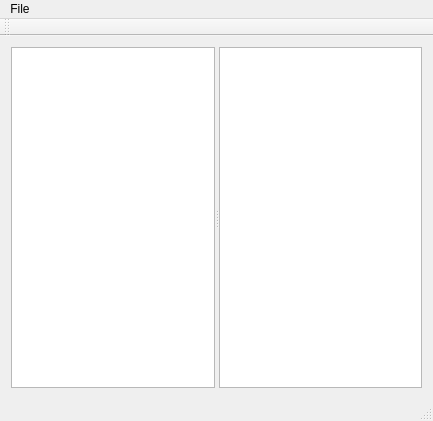
The window that tools/resourceviewer/MainWindow.ui (ObKo/OpenSR) describes before a commit, drawn with Qt 5.
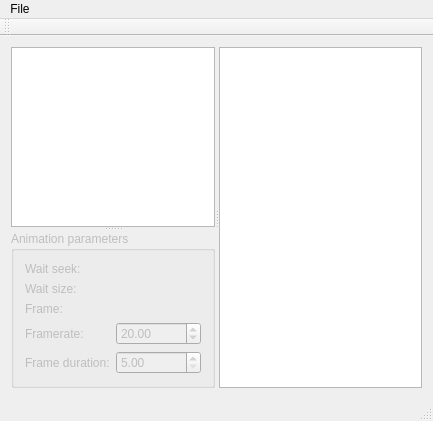
The same window after the commit.

Diff of the .ui file:
```diff
--- a/tools/resourceviewer/MainWindow.ui
+++ b/tools/resourceviewer/MainWindow.ui
@@ -20,8 +20,112 @@
       <property name="orientation">
        <enum>Qt::Horizontal</enum>
       </property>
-      <widget class="QTreeView" name="fileTreeView"/>
-      <widget class="QGraphicsView" name="graphicsView"/>
+      <property name="childrenCollapsible">
+       <bool>false</bool>
+      </property>
+      <widget class="QSplitter" name="vertSplitter">
+       <property name="orientation">
+        <enum>Qt::Vertical</enum>
+       </property>
+       <widget class="QTreeView" name="fileTreeView"/>
+       <widget class="QGroupBox" name="paramGroupBox">
+        <property name="enabled">
+         <bool>false</bool>
+        </property>
+        <property name="title">
+         <string>Animation parameters</string>
+        </property>
+        <layout class="QFormLayout" name="formLayout">
+         <item row="0" column="0">
+          <widget class="QLabel" name="label_2">
+           <property name="text">
+            <string>Wait seek:</string>
+           </property>
+          </widget>
+         </item>
+         <item row="0" column="1">
+          <widget class="QLabel" name="seekLabel">
+           <property name="text">
+            <string/>
+           </property>
+          </widget>
+         </item>
+         <item row="1" column="0">
+          <widget class="QLabel" name="label_3">
+           <property name="text">
+            <string>Wait size:</string>
+           </property>
+          </widget>
+         </item>
+         <item row="1" column="1">
+          <widget class="QLabel" name="waitLabel">
+           <property name="text">
+            <string/>
+           </property>
+          </widget>
+         </item>
+         <item row="3" column="0">
+          <widget class="QLabel" name="label">
+           <property name="text">
+            <string>Framerate:</string>
+           </property>
+          </widget>
+         </item>
+         <item row="4" column="0">
+          <widget class="QLabel" name="label_4">
+           <property name="text">
+            <string>Frame duration:</string>
+           </property>
+          </widget>
+         </item>
+         <item row="4" column="1">
+          <widget class="QDoubleSpinBox" name="durationSpinBox">
+           <property name="minimum">
+            <double>5.000000000000000</double>
+           </property>
+           <property name="maximum">
+            <double>1000.000000000000000</double>
+           </property>
+          </widget>
+         </item>
+         <item row="3" column="1">
+          <widget class="QDoubleSpinBox" name="framerateSpinBox">
+           <property name="minimum">
+            <double>1.000000000000000</double>
+           </property>
+           <property name="maximum">
+            <double>200.000000000000000</double>
+           </property>
+           <property name="value">
+            <double>20.000000000000000</double>
+           </property>
+          </widget>
+         </item>
+         <item row="2" column="0">
+          <widget class="QLabel" name="label_5">
+           <property name="text">
+            <string>Frame:</string>
+           </property>
+          </widget>
+         </item>
+         <item row="2" column="1">
+          <widget class="QLabel" name="frameLabel">
+           <property name="text">
+            <string/>
+           </property>
+          </widget>
+         </item>
+        </layout>
+       </widget>
+      </widget>
+      <widget class="QGraphicsView" name="graphicsView">
+       <property name="sizePolicy">
+        <sizepolicy hsizetype="Maximum" vsizetype="Maximum">
+         <horstretch>0</horstretch>
+         <verstretch>0</verstretch>
+        </sizepolicy>
+       </property>
+      </widget>
      </widget>
     </item>
    </layout>
```
Left out of the diff: 4 changed lines with no effect on the pictures.
